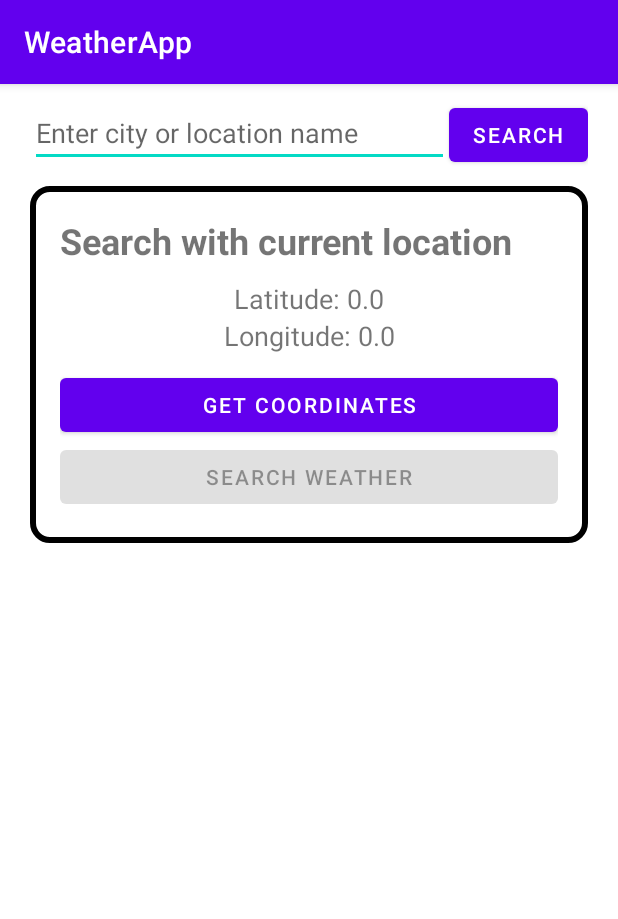
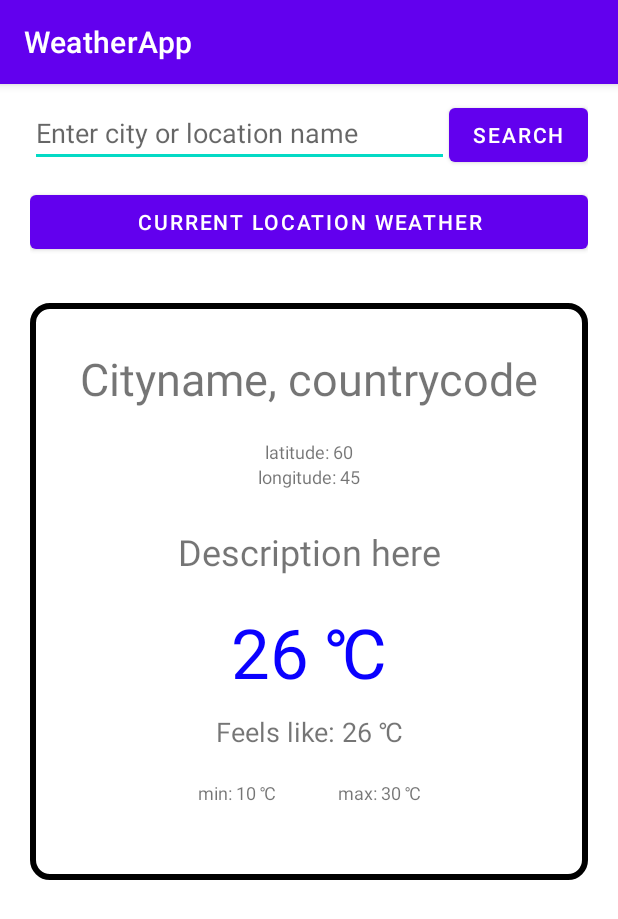
Before and after one commit to haelina/WeatherApp, an Android app: the screen it shows after launch (MainActivity), on a phone screen of 412 x 824 dp. Shown: the top 919 px of the screen. Run offline under Robolectric (Android 15) with nearby library versions, the phone set to English and light mode, and no system bars; our stand-ins replace Picasso; pictures from the network do not load; 8 statements that could not run were skipped.

Commit message:
Remove unnecessary elements to get fresher apperance.

```diff
--- a/WeatherApp/app/src/main/res/layout/activity_main.xml
+++ b/WeatherApp/app/src/main/res/layout/activity_main.xml
@@ -45,16 +45,17 @@
                 android:orientation="vertical"
                 android:layout_width="match_parent"
                 android:layout_height="wrap_content"
-                android:background="@drawable/shape"
                 android:layout_marginTop="10dp"
                 android:layout_marginHorizontal="20dp">
+                <!--android:background="@drawable/shape"
                 <TextView
                     android:text="Search with current location"
                     android:textStyle="bold"
                     android:textSize="24dp"
                     android:layout_marginBottom="10dp"
                     android:layout_width="match_parent"
-                    android:layout_height="wrap_content" />
+                    android:layout_height="wrap_content" />                android:layout_marginTop="10dp"
+                    android:layout_marginHorizontal="20dp">
                 <TextView
                     android:id="@+id/latitude"
                     android:text="Latitude: 0.0"
@@ -69,24 +70,24 @@
                     android:textSize="18dp"
                     android:layout_marginBottom="10dp"
                     android:layout_width="match_parent"
-                    android:layout_height="wrap_content" />
+                    android:layout_height="wrap_content" />-->
                 <Button
                     android:id="@+id/getCoordinatesButton"
-                    android:text="Get coordinates"
+                    android:text="Current location weather"
                     android:layout_width="match_parent"
                     android:layout_height="wrap_content"
                     android:onClick="getCoordinates"/>
-                <Button
+                <!--<Button
                     android:id="@+id/searchWithCoordinates"
                     android:text="Search weather"
                     android:enabled="false"
                     android:layout_width="match_parent"
                     android:layout_height="wrap_content"
-                    android:onClick="clickSearchCoordinates"/>
+                    android:onClick="clickSearchCoordinates"/>-->
             </LinearLayout>
             <LinearLayout
                 android:id="@+id/weatherData"
-                android:visibility="gone"
+                android:visibility="visible"
                 android:orientation="vertical"
                 android:layout_width="match_parent"
                 android:layout_height="wrap_content"
```
